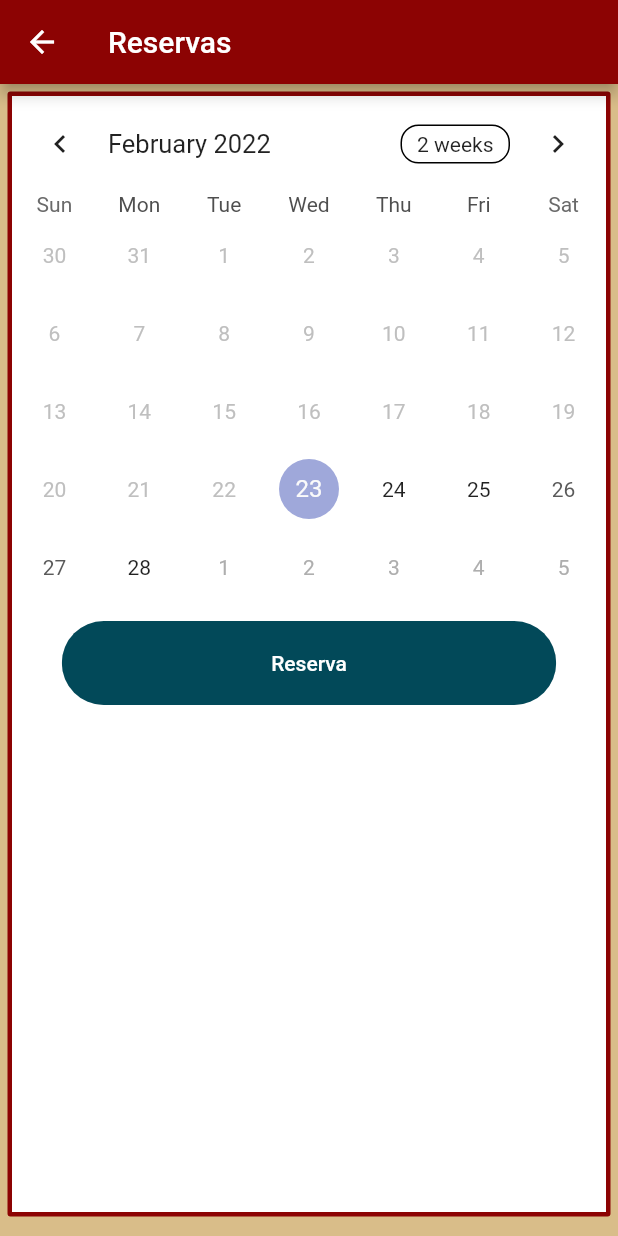
After one commit to masebas17/FastRest-project, a Flutter app: the Reserva screen opened by its route, on a phone screen of 412 x 824 dp. The commit adds this screen. Run offline on Flutter 3.47's test engine with Material 2 defaults, Android fonts, the light colour scheme and no system bars; drawn by our look-alikes of table_calendar; our stand-ins replace cloud_firestore, firebase_auth, firebase_core, firebase_messaging, flutter_local_notifications, flutter_speed_dial and 5 more; missing offline and left inert: cloudinary_public; accounts and stored records are empty; network calls fail.

Commit message:
gestion reserva

```diff
--- a/lib/Screens/Signup/components/body.dart
+++ b/lib/Screens/Signup/components/body.dart
@@ -65,7 +65,7 @@ class _BodyState extends State<Body> {
                 controller: email,
                 decoration: const InputDecoration(
                     icon: Icon(Icons.email, color: kPrimaryColor),
-                    hintText: 'usuario@fatapi.com',
+                    hintText: 'usuario@hotmail.com',
                     labelText: 'Correo electrónico',
                     labelStyle: TextStyle(color: kPrimaryColor)),
               ),
--- a/lib/constants.dart
+++ b/lib/constants.dart
@@ -3,5 +3,5 @@ import 'package:flutter/material.dart';
 const kPrimaryColorF = Color.fromRGBO(217, 189, 137, 1);
 const kPrimaryColor = Color.fromRGBO(140, 3, 3, 1);
 const kPrimaryLightColor = Color.fromRGBO(254, 244, 234, 1);
-//const kSecondColor = Color.fromRGBO(2, 73, 89, 1);
+const kSecondColor2 = Color.fromRGBO(2, 73, 89, 1);
 const kSecondColor = Color.fromRGBO(140, 3, 3, 1);
--- a/lib/main.dart
+++ b/lib/main.dart
@@ -1,5 +1,6 @@
 import 'package:cloud_firestore/cloud_firestore.dart';
 import 'package:fastrest/page/mapa.dart';
+import 'package:fastrest/page/reserva.dart';
 import 'package:fastrest/page/splaash_page.dart';
 import 'package:firebase_messaging/firebase_messaging.dart';
 import 'package:flutter/foundation.dart';
@@ -122,7 +123,8 @@ class _MyAppState extends State<MyApp> {
               "/settings": (context) => SettingPage(
                     currentUsuario: usuarios,
                   ),
-              "/mapa": (context) => MapaPage(Mapa: ""),
+              "/mapa": (context) => const MapaPage(Mapa: ""),
+              "/reserva":(context) => const Reserva()
             },
             theme: ThemeData(
               primaryColor: kPrimaryColor,
--- /dev/null
+++ b/lib/page/reserva.dart
@@ -0,0 +1,101 @@
+import 'dart:core';
+import 'package:fastrest/page/home_page.dart';
+import 'package:fastrest/services/reserva_service.dart';
+import 'package:firebase_auth/firebase_auth.dart';
+import 'package:flutter/material.dart';
+import 'package:table_calendar/table_calendar.dart';
+import 'package:fastrest/components/rounded_button.dart';
+import 'package:fastrest/constants.dart';
+
+
+
+class Reserva extends StatefulWidget {
+  const Reserva({Key? key}) : super(key: key);
+
+  @override
+  State<Reserva> createState() => _ReservaState();
+}
+
+class _ReservaState extends State<Reserva> {
+  ReservaService reservaService = ReservaService();
+  late DateTime _focusedDay;
+  late DateTime _selectedDay;
+  CalendarFormat _calendarFormat = CalendarFormat.month;
+
+  @override
+  void initState() {
+    // ignore: todo
+    // TODO: implement initState
+    super.initState();
+    _focusedDay=DateTime.now();
+    _selectedDay= DateTime.now();
+  }
+
+  @override
+  Widget build(BuildContext context) {
+    return Scaffold(
+      appBar: AppBar(
+        backgroundColor: const Color.fromRGBO(140, 3, 3, 1),
+        title: const Text("Reservas"),
+      ),
+      body:Stack(
+          children: <Widget>[
+            Container(
+              margin: const EdgeInsets.all(5),
+              height: 750,
+              decoration: BoxDecoration(
+                  border: Border.all(
+                    color: const Color.fromRGBO(140, 3, 3, 1),
+                    width: 3,
+                  ),
+                  color: Colors.white,
+                  borderRadius: const BorderRadius.all(
+                    Radius.circular(2),
+                  )),
+              child:
+      Column(
+        children: [
+          TableCalendar(
+
+            selectedDayPredicate: (day) => _selectedDay == day,
+            onDaySelected: (selectedDay, focusedDay) {
+              setState(() {
+                _focusedDay = focusedDay;
+                _selectedDay=selectedDay;
+              });
+            },
+            focusedDay: _focusedDay,
+            firstDay: DateTime.now(),
+            lastDay: DateTime.now().add(const Duration(days: 200)),
+
+            calendarFormat: _calendarFormat,
+            onFormatChanged: (format) {
+            setState(() {
+            _calendarFormat = format;
+             });
+            },
+          ),
+           RoundedButton(
+              text: "Reserva",
+              color: kSecondColor2,
+              textColor: Colors.white,
+              press: () async {
+                await reservaService.create(FirebaseAuth.instance.currentUser!.uid, _selectedDay);
+                Navigator.push(
+                  context,
+                  MaterialPageRoute(
+                    builder: (context) {
+                      return const HomePage();
+                    },
+                  ),
+                );
+              },
+            ),
+        ],
+      )
+      ),
+      ],
+      )
+  );
+  }
+}
--- a/lib/widgets/principal_widget.dart
+++ b/lib/widgets/principal_widget.dart
@@ -54,6 +54,11 @@ class _PrincipalWidgetState extends State<PrincipalWidget> {
               label: "Ubicación",
               onTap: () => Navigator.pushNamed(context, "/mapa"),
             ),
+            SpeedDialChild(
+              child: const Icon(Icons.calendar_today),
+              label: "Reserva",
+              onTap: () => Navigator.pushNamed(context, "/reserva"),
+            ),
           ],
         ),
         floatingActionButtonLocation:
--- a/pubspec.yaml
+++ b/pubspec.yaml
@@ -54,6 +54,7 @@ dependencies:
   jwt_decoder: ^2.0.1
   google_maps_flutter: ^2.1.1
   geolocator: ^8.0.5
+  table_calendar: ^3.0.4
 
   # The following adds the Cupertino Icons font to your application.
   # Use with the CupertinoIcons class for iOS style icons.
```
Also changed, not shown: lib/services/reserva_service.dart (added, +22 -0 lines), pubspec.lock.
